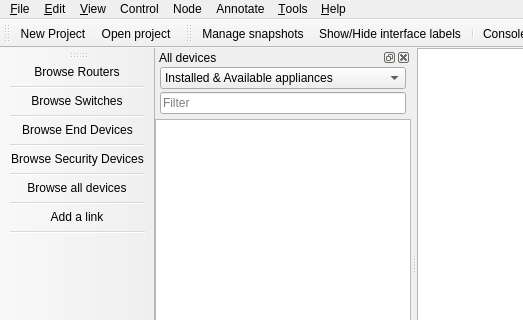
This is gns3/ui/main_window.ui in GNS3/gns3-gui as Qt 5 draws it before an edit; both pictures show x 0 to 523 and y 0 to 320 of the 986 by 716 pixel window. The edited form follows.
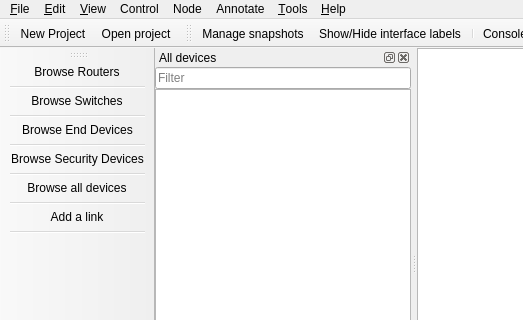
This is the edited form. Icons and pictures are not drawn. Custom widgets are drawn as their Qt base class.

Commit message: Redesign appliance handling part 1. Ref #2490  - Removed appliance templates from device dock  - Use new controller notification stream  - Fixed device update and remove from device dock

```diff
--- a/gns3/ui/main_window.ui
+++ b/gns3/ui/main_window.ui
@@ -250,51 +250,11 @@
       <number>0</number>
      </property>
      <item>
-      <layout class="QVBoxLayout" name="verticalLayout">
-       <property name="spacing">
-        <number>3</number>
+      <widget class="QLineEdit" name="uiNodesFilterLineEdit">
+       <property name="placeholderText">
+        <string>Filter</string>
        </property>
-       <property name="leftMargin">
-        <number>5</number>
-       </property>
-       <property name="rightMargin">
-        <number>5</number>
-       </property>
-       <property name="bottomMargin">
-        <number>5</number>
-       </property>
-       <item>
-        <widget class="QComboBox" name="uiNodesFilterComboBox">
-         <item>
-          <property name="text">
-           <string>Installed &amp; Available appliances</string>
-          </property>
-         </item>
-         <item>
-          <property name="text">
-           <string>Installed appliances</string>
-          </property>
-         </item>
-         <item>
-          <property name="text">
-           <string>Available appliances</string>
-          </property>
-         </item>
-         <item>
-          <property name="text">
-           <string>Custom appliances</string>
-          </property>
-         </item>
-        </widget>
-       </item>
-       <item>
-        <widget class="QLineEdit" name="uiNodesFilterLineEdit">
-         <property name="placeholderText">
-          <string>Filter</string>
-         </property>
-        </widget>
-       </item>
-      </layout>
+      </widget>
      </item>
      <item>
       <widget class="NodesView" name="uiNodesView">
```
Left out of the diff: 57 changed lines with no effect on the pictures. The commit also changes 9 other files.
